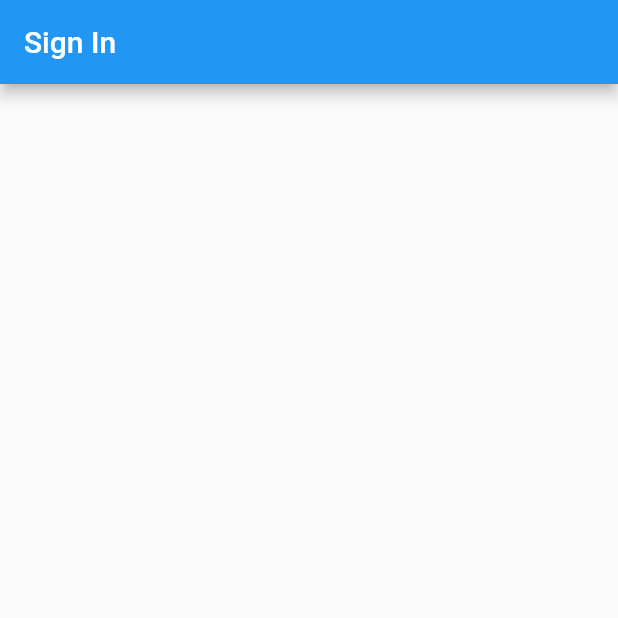
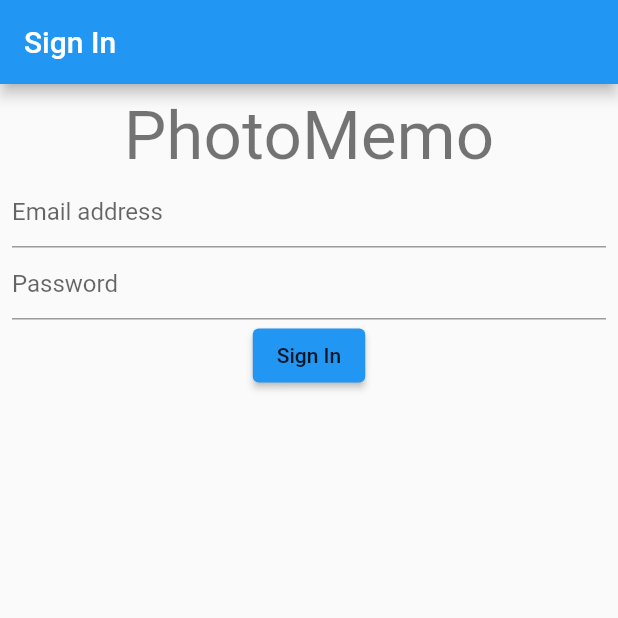
Before and after one commit to vle3/vle3-lesson4-cmsc4303, a Flutter app: the screen it shows after launch, on a phone screen of 412 x 824 dp, the top half of it. Run offline on Flutter 3.47's test engine with Material 2 defaults, Android fonts, the phone set to English and light mode, and no system bars; our stand-ins replace firebase_auth, firebase_core; accounts and stored records are empty.

Commit message:
sign In screen implementation

```diff
--- /dev/null
+++ b/lib/model/signin_screen_model.dart
@@ -0,0 +1,37 @@
+class SignInScreenModel {
+  String? email;
+  String? password;
+  bool isSignInUnderWay = false;
+
+  String? validateEmail(String? value) {
+    if (value == null) {
+      return 'No email provided';
+    } else if (!(value.contains('@') && value.contains('.'))) {
+      return 'Invalid email format';
+    } else {
+      return null;
+    }
+  }
+
+  String? validatePassword(String? value) {
+    if (value == null) {
+      return 'password not provided.';
+    } else if (value.length < 6) {
+      return 'password too short';
+    } else {
+      return null;
+    }
+  }
+
+  void saveEmail(String? value) {
+    if (value != null) {
+      email = value;
+    }
+  }
+
+  void savePassword(String? value) {
+    if (value != null) {
+      password = value;
+    }
+  }
+}
--- a/lib/viewscreen/signin_screen.dart
+++ b/lib/viewscreen/signin_screen.dart
@@ -1,4 +1,6 @@
 import 'package:flutter/material.dart';
+import 'package:lesson4/controller/auth_controller.dart';
+import 'package:lesson4/model/signin_screen_model.dart';
 
 class SignInScreen extends StatefulWidget {
   const SignInScreen({Key? key}) : super(key: key);
@@ -11,11 +13,14 @@ class SignInScreen extends StatefulWidget {
 
 class _SignInState extends State<SignInScreen> {
   late _Controller con;
+  late SignInScreenModel screenModel;
+  final formKey = GlobalKey<FormState>();
 
   @override
   void initState() {
     super.initState();
     con = _Controller(this);
+    screenModel = SignInScreenModel();
   }
 
   void render(fn) => setState(fn);
@@ -23,7 +28,54 @@ class _SignInState extends State<SignInScreen> {
   @override
   Widget build(BuildContext context) {
     return Scaffold(
-      appBar: AppBar(title: const Text('Sign In')),
+      appBar: AppBar(
+        title: const Text(
+          'Sign In',
+        ),
+      ),
+      body: signInForm(),
+    );
+  }
+
+  Widget signInForm() {
+    return Padding(
+      padding: const EdgeInsets.all(8.0),
+      child: Form(
+        key: formKey,
+        child: SingleChildScrollView(
+          child: Column(children: [
+            Text(
+              'PhotoMemo',
+              style: Theme.of(context).textTheme.headline3,
+            ),
+            TextFormField(
+              decoration: const InputDecoration(
+                hintText: 'Email address',
+              ),
+              keyboardType: TextInputType.emailAddress,
+              autocorrect: false,
+              validator: screenModel.validateEmail,
+              onSaved: screenModel.saveEmail,
+            ),
+            TextFormField(
+              decoration: const InputDecoration(
+                hintText: 'Password',
+              ),
+              autocorrect: false,
+              obscureText: true,
+              validator: screenModel.validatePassword,
+              onSaved: screenModel.savePassword,
+            ),
+            ElevatedButton(
+              onPressed: con.signIn,
+              child: Text(
+                'Sign In',
+                style: Theme.of(context).textTheme.button,
+              ),
+            )
+          ]),
+        ),
+      ),
     );
   }
 }
@@ -31,4 +83,19 @@ class _SignInState extends State<SignInScreen> {
 class _Controller {
   _SignInState state;
   _Controller(this.state);
+
+  Future<void> signIn() async {
+    FormState? currentState = state.formKey.currentState;
+    if (currentState == null) return;
+    if (!currentState.validate()) return;
+    currentState.save();
+
+    try {
+      await Auth.signIn(
+          email: state.screenModel.email!,
+          password: state.screenModel.password!);
+    } catch (e) {
+      print('$e');
+    }
+  }
 }
```
Also changed, not shown: lib/viewscreen/home_screen.dart (+24 -1 lines).
